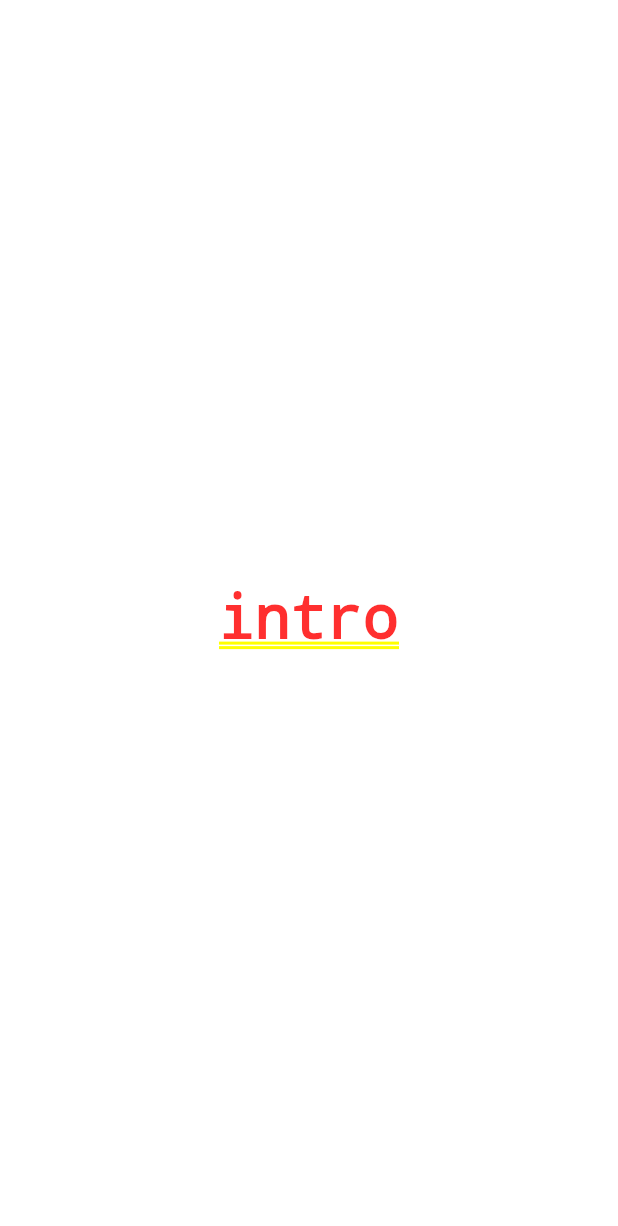
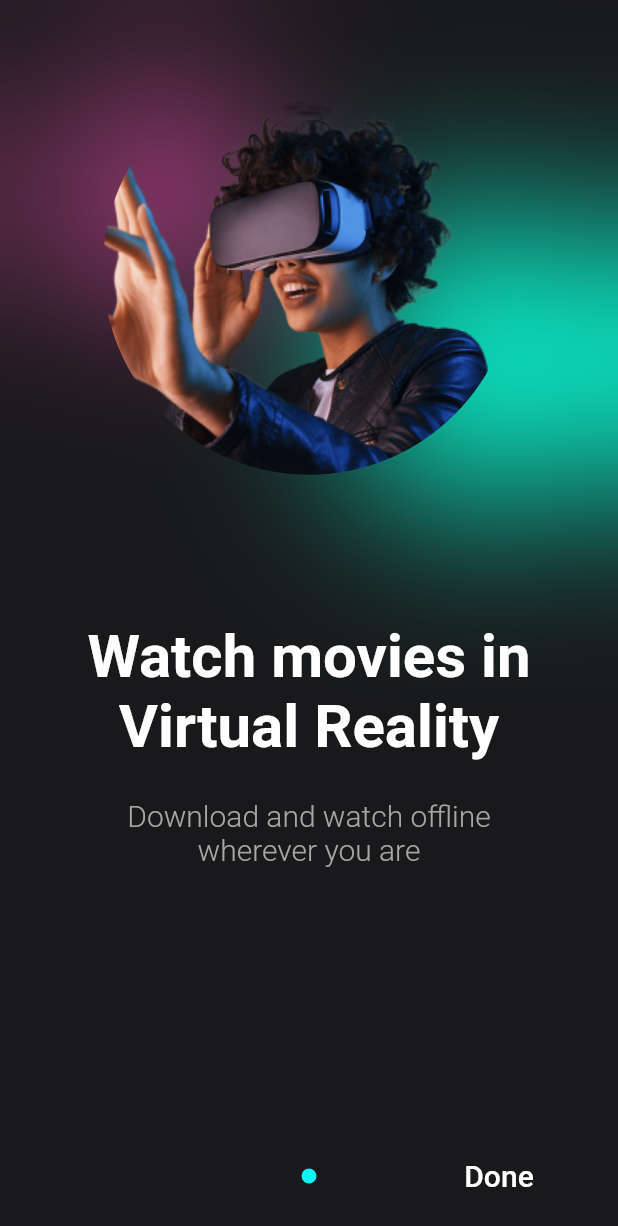
Before and after one commit to riqi3/StreamingApp, a Flutter app: the screen it shows after launch, on a phone screen of 412 x 824 dp. Shown: the top 1226 px of the screen. Run offline on Flutter 3.47's test engine with Material 2 defaults, Android fonts, the phone set to English and light mode, and no system bars; drawn by our look-alikes of introduction_screen.

Commit message:
added initial intro design

```diff
--- a/streaming_app/lib/constants.dart
+++ b/streaming_app/lib/constants.dart
@@ -4,5 +4,23 @@ const neonGreen = Color(0xFF09fbd3);
 const neonBlue = Color(0xFF08f7f3);
 const neonPink = Color(0xFFfe53bb);
 
+const white = Color(0xFFffffff);
+const grey = Color.fromARGB(255, 167, 167, 167);
+
 const bgColor = Color(0xFF19191b);
 const ratingColor = Color(0xFFf2a33a);
+
+const double shapeSizing = 100.0;
+const double fontSize = 32.0;
+const double defaultPadding = 32.0;
+
+const double titleSize = 32.0;
+const double subtitleSize = 16.0;
+
+final kGradientBoxDecoration = BoxDecoration(
+  gradient: LinearGradient(colors: [Colors.black, Colors.redAccent]),
+  border: Border.all(
+    color: Colors.green,
+  ),
+  borderRadius: BorderRadius.circular(32),
+);
--- a/streaming_app/lib/pages/HomeScreen.dart
+++ b/streaming_app/lib/pages/HomeScreen.dart
@@ -5,11 +5,13 @@ class HomeScreen extends StatelessWidget {
 
   @override
   Widget build(BuildContext context) {
-    return Center(
+    return Scaffold(
+      body:  Center(
       child: Text(
-        'TESssT',
+        'TESsddddddsT',
         style: TextStyle(fontSize: 40),
       ),
+    ),
     );
   }
 }
--- a/streaming_app/lib/pages/IntroScreen.dart
+++ b/streaming_app/lib/pages/IntroScreen.dart
@@ -1,15 +1,155 @@
+import 'dart:ui';
+
 import 'package:flutter/material.dart';
+import 'package:introduction_screen/introduction_screen.dart';
+import 'package:streaming_app/constants.dart';
 
 class IntroScreen extends StatelessWidget {
   const IntroScreen({super.key});
 
   @override
   Widget build(BuildContext context) {
-    return Center(
-      child: Text(
-        'intro',
-        style: TextStyle(
-          fontSize: 40
+    return Scaffold(
+      body: IntroductionScreen(
+        globalBackgroundColor: bgColor,
+        scrollPhysics: BouncingScrollPhysics(),
+        pages: [
+          PageViewModel(
+            titleWidget: Padding(
+              padding: const EdgeInsets.only(
+                left: defaultPadding,
+                right: defaultPadding,
+              ),
+              child: Text(
+                'Watch movies in Virtual Reality',
+                textAlign: TextAlign.center,
+                style: TextStyle(
+                  color: white,
+                  fontSize: titleSize + 8,
+                  fontWeight: FontWeight.bold,
+                ),
+              ),
+            ),
+            body: 'Download and watch offline wherever you are',
+            decoration: PageDecoration(
+              bodyPadding: EdgeInsets.only(
+                left: defaultPadding,
+                right: defaultPadding,
+              ),
+              bodyTextStyle: TextStyle(
+                  color: grey,
+                  fontSize: subtitleSize + 4,
+                  fontWeight: FontWeight.w300),
+            ),
+            image: Stack(
+              fit: StackFit.loose,
+              children: [
+                Padding(
+                  padding: const EdgeInsets.only(
+                    right: 200,
+                    bottom: 100,
+                  ),
+                  child: Align(
+                    alignment: AlignmentDirectional.center,
+                    child: ClipRRect(
+                      borderRadius: BorderRadius.circular(500.0),
+                      child: Container(
+                        width: 120,
+                        height: 120,
+                        decoration: BoxDecoration(
+                          color: neonPink,
+                        ),
+                      ),
+                    ),
+                  ),
+                ),
+                Padding(
+                  padding: const EdgeInsets.only(
+                    left: 230,
+                    top: 120,
+                  ),
+                  child: Align(
+                    alignment: AlignmentDirectional.center,
+                    child: ClipRRect(
+                      borderRadius: BorderRadius.circular(500.0),
+                      child: Container(
+                        width: 200,
+                        height: 200,
+                        decoration: BoxDecoration(
+                          color: neonGreen,
+                        ),
+                      ),
+                    ),
+                  ),
+                ),
+                BackdropFilter(
+                  filter: ImageFilter.blur(
+                    sigmaX: 60.0,
+                    sigmaY: 60.0,
+                  ),
+                  child: Align(
+                    alignment: AlignmentDirectional.center,
+                    child: ClipRRect(
+                      borderRadius: BorderRadius.circular(500.0),
+                      child: Container(
+                        width: 275,
+                        height: 275,
+                        decoration: BoxDecoration(
+                          color: Colors.transparent,
+                        ),
+                        child: FittedBox(
+                          fit: BoxFit.cover,
+                          child: Padding(
+                            padding: const EdgeInsets.only(
+                              left: 30,
+                              top: 30,
+                            ),
+                            child: Image(
+                              image: AssetImage(
+                                'assets/images/others/image 81.png',
+                              ),
+                            ),
+                          ),
+                        ),
+                      ),
+                    ),
+                  ),
+                ),
+              ],
+            ),
+          ),
+        ],
+        onDone: () {
+          Navigator.pushNamed(context, 'home');
+        },
+        onSkip: () {
+          Navigator.pushNamed(context, 'home');
+        },
+        showSkipButton: true,
+        done: Text(
+          'Done',
+          style: TextStyle(fontSize: subtitleSize + 4, color: white),
+        ),
+        next: Icon(
+          Icons.arrow_forward,
+          color: Colors.red,
+        ),
+        skip: Text(
+          'skip',
+          style: TextStyle(
+              fontWeight: FontWeight.bold,
+              fontSize: fontSize - 10,
+              color: Colors.white),
+        ),
+        dotsDecorator: DotsDecorator(
+          size: Size.square(shapeSizing / 10),
+          activeSize: Size(shapeSizing / 10, shapeSizing / 10),
+          color: grey,
+          activeColor: neonBlue,
+          spacing: EdgeInsets.symmetric(horizontal: 3),
+          activeShape: RoundedRectangleBorder(
+            borderRadius: BorderRadius.circular(shapeSizing / 2),
+          ),
         ),
       ),
     );
--- a/streaming_app/lib/pages/MovieScreen.dart
+++ b/streaming_app/lib/pages/MovieScreen.dart
@@ -5,11 +5,13 @@ class MovieScreen extends StatelessWidget {
 
   @override
   Widget build(BuildContext context) {
-    return Center(
+    return Scaffold(
+      body: Center(
       child: Text(
         'movie',
         style: TextStyle(fontSize: 40),
       ),
+    ),
     );
   }
 }
```
Also changed, not shown: 3 other files.
